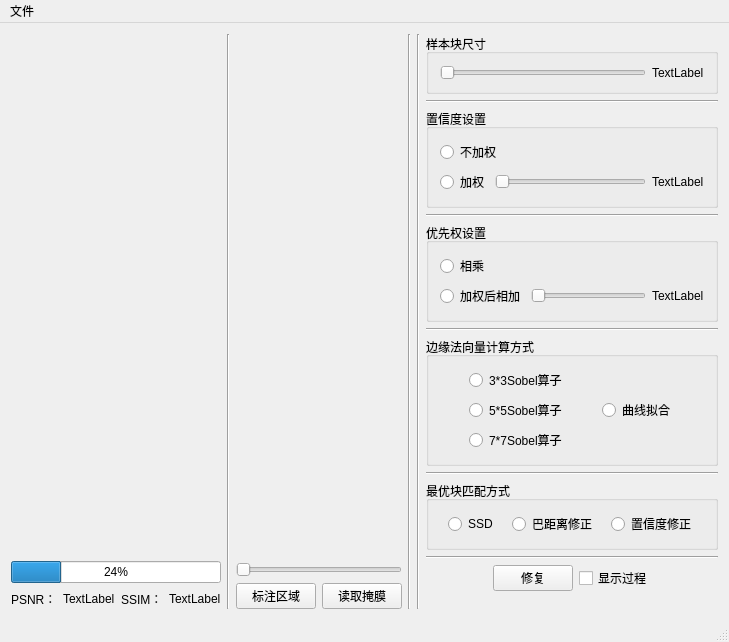
Old version of the form GUI/GUI.ui in the repository fishtoucher/Digtal-Image-Application.
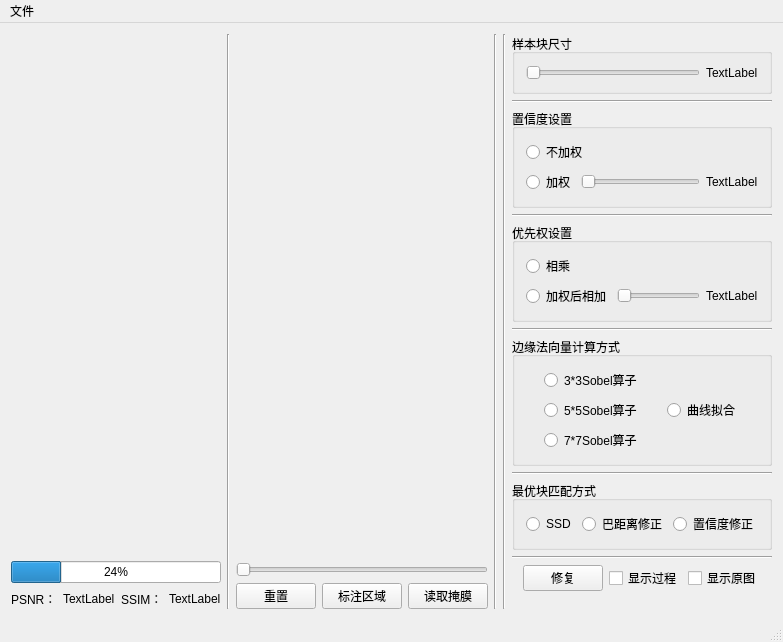
New version of the form. Custom widgets are drawn as their Qt base class.

Patch:
```diff
--- a/GUI/GUI.ui
+++ b/GUI/GUI.ui
@@ -434,6 +434,13 @@
             </property>
            </widget>
           </item>
+          <item>
+           <widget class="QCheckBox" name="srcImageCheckBox">
+            <property name="text">
+             <string>显示原图</string>
+            </property>
+           </widget>
+          </item>
           <item>
            <spacer name="horizontalSpacer_4">
             <property name="orientation">
@@ -637,6 +644,26 @@
             </property>
            </spacer>
           </item>
+          <item>
+           <widget class="QPushButton" name="resetPushButton">
+            <property name="text">
+             <string>重置</string>
+            </property>
+           </widget>
+          </item>
+          <item>
+           <spacer name="horizontalSpacer_15">
+            <property name="orientation">
+             <enum>Qt::Horizontal</enum>
+            </property>
+            <property name="sizeHint" stdset="0">
+             <size>
+              <width>40</width>
+              <height>20</height>
+             </size>
+            </property>
+           </spacer>
+          </item>
           <item>
            <widget class="QPushButton" name="drawMaskPushButton">
             <property name="mouseTracking">
```
